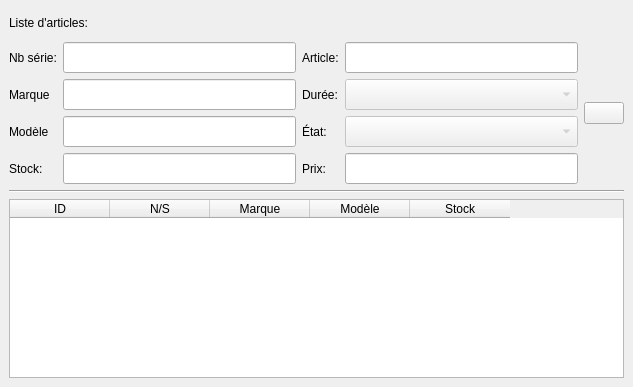
The window that sploks/views/contract_items.ui (LPOdev/Sploks) describes before a commit, drawn with Qt 5.
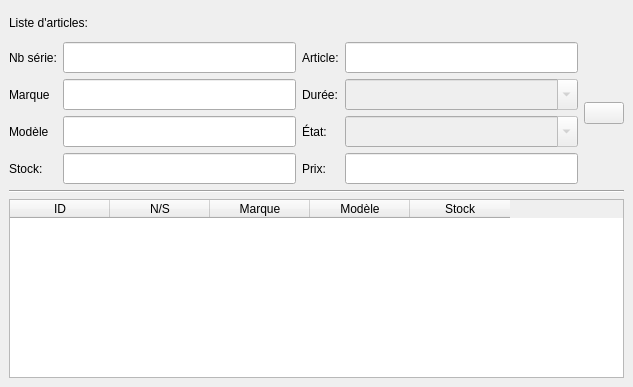
The same window after the commit. Icons and pictures are not drawn.

Commit message: T22 Enlever le mode ReadOnly

```diff
--- a/sploks/views/contract_items.ui
+++ b/sploks/views/contract_items.ui
@@ -262,6 +262,9 @@
             <property name="styleSheet">
              <string notr="true">font: 87 14pt &quot;Arial&quot;;</string>
             </property>
+            <property name="editable">
+             <bool>true</bool>
+            </property>
            </widget>
           </item>
           <item>
@@ -281,6 +284,9 @@
             <property name="styleSheet">
              <string notr="true">font: 87 14pt &quot;Arial&quot;;</string>
             </property>
+            <property name="editable">
+             <bool>true</bool>
+            </property>
            </widget>
           </item>
           <item>
```
